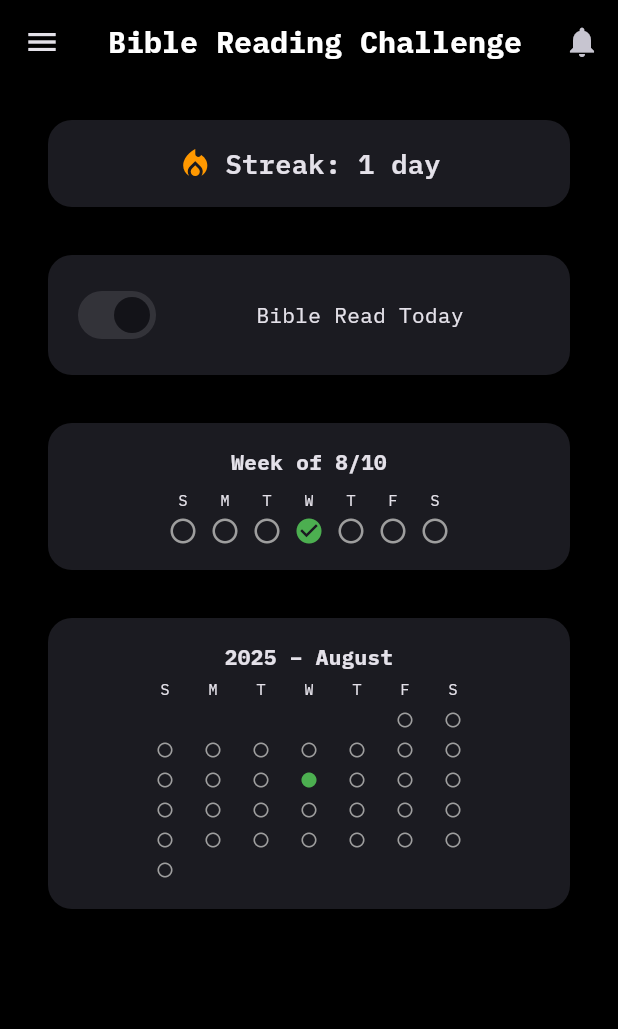
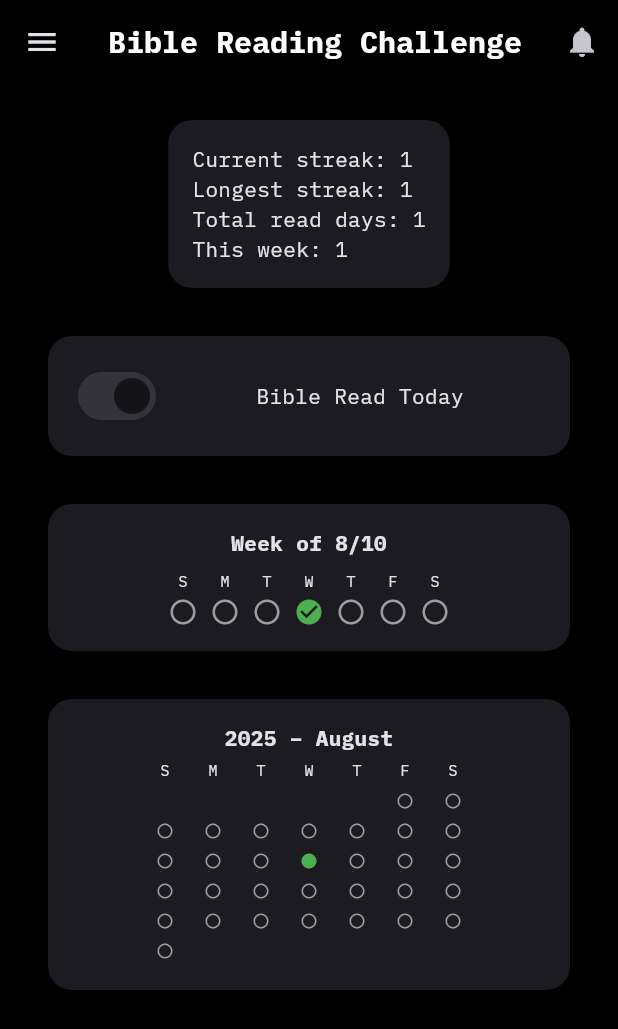
Before and after one commit to Shir0o/bible-read, a Flutter app: the HomePage screen opened directly, after a tap on "Bible Read Today", on a phone screen of 412 x 824 dp. Shown: the top 1029 px of the screen. Run offline on Flutter 3.47's test engine with Material 3 defaults, Android fonts, the light colour scheme and no system bars; our stand-ins replace cloud_firestore, cloud_functions, firebase_auth, firebase_core, firebase_crashlytics, firebase_messaging and 6 more; missing offline and left inert: firebase_app_check; accounts and stored records are empty.

Commit message:
Extract streak calendar widgets

```diff
--- a/lib/pages/home_page.dart
+++ b/lib/pages/home_page.dart
@@ -11,6 +11,9 @@ import '../widgets/common_styles.dart';
 import '../widgets/notification_button.dart';
 import '../widgets/read_switch_tile.dart';
 import '../widgets/menu_button.dart';
+import '../widgets/streak_stats_box.dart';
+import '../widgets/week_streak_calendar.dart';
+import '../widgets/month_streak_calendar.dart';
 import '../services/achievement_service.dart';
 import '../services/notification_service.dart';
 import '../models/achievement.dart';
@@ -30,7 +33,8 @@ class HomePage extends StatefulWidget {
   final Future<Map<String, dynamic>?> Function({
     required String dateKey,
     required String uid,
-  })? markFirstReader;
+  })?
+  markFirstReader;
 
   HomePage({
     super.key,
@@ -38,8 +42,8 @@ class HomePage extends StatefulWidget {
     FirebaseAuth? auth,
     this.functions,
     this.markFirstReader,
-  })  : firestore = firestore ?? FirebaseFirestore.instance,
-        auth = auth ?? FirebaseAuth.instance;
+  }) : firestore = firestore ?? FirebaseFirestore.instance,
+       auth = auth ?? FirebaseAuth.instance;
 
   @override
   State<HomePage> createState() => _HomePageState();
@@ -55,6 +59,8 @@ class _HomePageState extends State<HomePage>
   int _streak = 0;
   List<bool> _pastWeek = [];
   List<bool> _pastMonth = [];
+  int _longestStreak = 0;
+  int _totalReadDays = 0;
 
   @override
   void initState() {
@@ -127,10 +133,14 @@ class _HomePageState extends State<HomePage>
       }
 
       // Always load streak from summary doc (no fallback to recalc).
-      final summaryDoc =
-          await userDocRef.collection('summary').doc('data').get();
+      final summaryDoc = await userDocRef
+          .collection('summary')
+          .doc('data')
+          .get();
       final data = summaryDoc.data() ?? {};
       int streak = data['streak'] ?? 0;
+      int longestStreak = data['longestStreak'] ?? streak;
+      int totalReadDays = data['totalReadDays'] ?? 0;
 
       final weekDates = List<String>.from(data['pastWeekReadDates'] ?? []);
       final savedWeek = List<bool>.filled(7, false, growable: true);
@@ -175,6 +185,8 @@ class _HomePageState extends State<HomePage>
           _streak = streak;
           _pastWeek = savedWeek;
           _pastMonth = savedMonth;
+          _longestStreak = longestStreak;
+          _totalReadDays = totalReadDays;
         });
       }
     } catch (e, st) {
@@ -345,8 +357,8 @@ class _HomePageState extends State<HomePage>
           .collection('reading')
           .doc(dateKey)
           .set({
-        'read': true,
-      }, SetOptions(merge: true)); // Mark read in Firestore.
+            'read': true,
+          }, SetOptions(merge: true)); // Mark read in Firestore.
 
       // Update summary collection (lightweight update)
       await _updateSummaryWithToday();
@@ -392,8 +404,10 @@ class _HomePageState extends State<HomePage>
       final yesterdayDateKey =
           '${yesterday.year}-${yesterday.month}-${yesterday.day}';
 
-      final yesterdayDoc =
-          await userDocRef.collection('reading').doc(yesterdayDateKey).get();
+      final yesterdayDoc = await userDocRef
+          .collection('reading')
+          .doc(yesterdayDateKey)
+          .get();
 
       int streak = (data['streak'] is int) ? data['streak'] : 0;
       if (yesterdayDoc.exists && yesterdayDoc.data()?['read'] == true) {
@@ -425,8 +439,9 @@ class _HomePageState extends State<HomePage>
         }
       }
 
-      int totalReadDays =
-          (data['totalReadDays'] is int) ? data['totalReadDays'] : 0;
+      int totalReadDays = (data['totalReadDays'] is int)
+          ? data['totalReadDays']
+          : 0;
       totalReadDays += 1;
 
       await summaryDocRef.set({
@@ -637,21 +652,12 @@ class _HomePageState extends State<HomePage>
           ),
           child: Column(
             children: [
-              CommonStyles.buildCard(
-                child: Row(
-                  mainAxisAlignment: MainAxisAlignment.center,
-                  children: [
-                    const Icon(
-                      Icons.local_fire_department,
-                      color: Colors.orange,
-                    ),
-                    const SizedBox(width: 8),
-                    Text(
-                      "Streak: $_streak day${_streak == 1 ? '' : 's'}",
-                      style: AppTextStyles.subtitle,
-                    ),
-                  ],
-                ),
+              StreakStatsBox(
+                currentStreak: _streak,
+                longestStreak: _longestStreak,
+                totalReadDays: _totalReadDays,
+                periodCount: _pastWeek.where((b) => b).length,
+                periodLabel: 'This week',
               ),
               const SizedBox(height: 16),
               CommonStyles.buildCard(
@@ -666,123 +672,16 @@ class _HomePageState extends State<HomePage>
                       )
                     : ReadSwitchTile(
                         value: _readToday,
-                        onChanged:
-                            _readToday ? null : (value) => _toggleReadStatus(),
+                        onChanged: _readToday
+                            ? null
+                            : (value) => _toggleReadStatus(),
                         label: 'Bible Read Today',
                       ),
               ),
               const SizedBox(height: 16),
-              CommonStyles.buildCard(
-                child: Column(
-                  mainAxisSize: MainAxisSize.min,
-                  children: [
-                    Builder(
-                      builder: (context) {
-                        final now = DateTime.now();
-                        final sunday = now.subtract(
-                          Duration(days: now.weekday % 7),
-                        );
-                        final weekOf = '${sunday.month}/${sunday.day}';
-                        const days = ['S', 'M', 'T', 'W', 'T', 'F', 'S'];
-
-                        return Column(
-                          children: [
-                            Text(
-                              'Week of $weekOf',
-                              style: AppTextStyles.body.copyWith(
-                                fontWeight: FontWeight.bold,
-                              ),
-                            ),
-                            const SizedBox(height: 8),
-                            Row(
-                              mainAxisAlignment: MainAxisAlignment.center,
-                              children: List.generate(7, (i) {
-                                final weekData = _pastWeek.length == 7
-                                    ? _pastWeek
-                                    : List<bool>.generate(
-                                        7,
-                                        (i) => i < _pastWeek.length
-                                            ? _pastWeek[i]
-                                            : false,
-                                      );
-                                return Padding(
-                                  padding: const EdgeInsets.symmetric(
-                                    horizontal: 4,
-                                  ),
-                                  child: Column(
-                                    children: [
-                                      Text(
-                                        days[i],
-                                        style: AppTextStyles.body.copyWith(
-                                          fontSize: 10,
-                                        ),
-                                      ),
-                                      const SizedBox(height: 4),
-                                      Icon(
-                                        weekData[i]
-                                            ? Icons.check_circle
-                                            : Icons.radio_button_unchecked,
-                                        color: weekData[i]
-                                            ? Colors.green
-                                            : Colors.grey,
-                                        size: 20,
-                                      ),
-                                    ],
-                                  ),
-                                );
-                              }),
-                            ),
-                          ],
-                        );
-                      },
-                    ),
-                  ],
-                ),
-              ),
+              WeekStreakCalendar(readDates: _weekReadDates()),
               const SizedBox(height: 16),
-              CommonStyles.buildCard(
-                child: Column(
-                  mainAxisSize: MainAxisSize.min,
-                  children: [
-                    Text(
-                      "${DateTime.now().year} – ${_monthName(DateTime.now().month)}",
-                      style: AppTextStyles.body.copyWith(
-                        fontWeight: FontWeight.bold,
-                      ),
-                    ),
-                    Row(
-                      mainAxisAlignment: MainAxisAlignment.center,
-                      children: [
-                        Table(
-                          defaultColumnWidth: const FixedColumnWidth(32),
-                          children: [
-                            TableRow(
-                              children: ['S', 'M', 'T', 'W', 'T', 'F', 'S']
-                                  .map(
-                                    (d) => Padding(
-                                      padding: const EdgeInsets.symmetric(
-                                        vertical: 4,
-                                      ),
-                                      child: Center(
-                                        child: Text(
-                                          d,
-                                          style: AppTextStyles.body.copyWith(
-                                            fontSize: 10,
-                                          ),
-                                        ),
-                                      ),
-                                    ),
-                                  )
-                                  .toList(),
-                            ),
-                            ..._buildMonthCalendar(),
-                          ],
-                        ),
-                      ],
-                    ),
-                  ],
-                ),
-              ),
+              MonthStreakCalendar(readDates: _monthReadDates()),
             ],
           ),
         ),
@@ -790,62 +689,28 @@ class _HomePageState extends State<HomePage>
     );
   }
 
-  /// Builds calendar rows for the current month based on `_pastMonth` data.
-  List<TableRow> _buildMonthCalendar() {
+  Set<DateTime> _weekReadDates() {
     final now = DateTime.now();
-    final firstDay = DateTime(now.year, now.month, 1);
-    final totalDays = DateTime(now.year, now.month + 1, 0).day;
-    final weekdayOffset = firstDay.weekday % 7;
-
-    final rows = <TableRow>[];
-    List<Widget> currentRow = List.filled(7, const SizedBox.shrink());
-
-    for (int i = 0; i < weekdayOffset; i++) {
-      currentRow[i] = const SizedBox.shrink();
+    final sunday = now.subtract(Duration(days: now.weekday % 7));
+    final dates = <DateTime>{};
+    for (int i = 0; i < _pastWeek.length; i++) {
+      if (_pastWeek[i]) {
+        final date = sunday.add(Duration(days: i));
+        dates.add(DateTime(date.year, date.month, date.day));
+      }
     }
-
-    for (int day = 1; day <= totalDays; day++) {
-      int index = weekdayOffset + day - 1;
-      int weekRow = index ~/ 7;
-      int weekdayIndex = index % 7;
-
-      if (rows.length <= weekRow) {
-        rows.add(TableRow(children: List.filled(7, const SizedBox.shrink())));
-      }
-
-      final filled = _pastMonth.length >= day && _pastMonth[day - 1];
-      rows[weekRow].children[weekdayIndex] = Center(
-        child: Padding(
-          padding: const EdgeInsets.symmetric(vertical: 4),
-          child: Icon(
-            filled ? Icons.circle : Icons.circle_outlined,
-            size: 12,
-            color: filled ? Colors.green : Colors.grey,
-          ),
-        ),
-      );
-    }
-
-    return rows;
+    return dates;
   }
 
-  /// Returns a month name for the given [month] number.
-  String _monthName(int month) {
-    const months = [
-      'January',
-      'February',
-      'March',
-      'April',
-      'May',
-      'June',
-      'July',
-      'August',
-      'September',
-      'October',
-      'November',
-      'December',
-    ];
-    return months[month - 1];
+  Set<DateTime> _monthReadDates() {
+    final now = DateTime.now();
+    final dates = <DateTime>{};
+    for (int i = 0; i < _pastMonth.length; i++) {
+      if (_pastMonth[i]) {
+        dates.add(DateTime(now.year, now.month, i + 1));
+      }
+    }
+    return dates;
   }
 
   @override
--- /dev/null
+++ b/lib/widgets/month_streak_calendar.dart
@@ -0,0 +1,110 @@
+import 'package:flutter/material.dart';
+
+import '../theme/app_theme.dart';
+import 'common_styles.dart';
+
+/// Displays a month streak calendar for the current month.
+class MonthStreakCalendar extends StatelessWidget {
+  /// Set of dates the user has read.
+  final Set<DateTime> readDates;
+
+  const MonthStreakCalendar({super.key, required this.readDates});
+
+  bool _isSameDay(DateTime a, DateTime b) =>
+      a.year == b.year && a.month == b.month && a.day == b.day;
+
+  String _monthName(int month) {
+    const months = [
+      'January',
+      'February',
+      'March',
+      'April',
+      'May',
+      'June',
+      'July',
+      'August',
+      'September',
+      'October',
+      'November',
+      'December',
+    ];
+    return months[month - 1];
+  }
+
+  List<TableRow> _buildRows(DateTime now) {
+    final firstDay = DateTime(now.year, now.month, 1);
+    final totalDays = DateTime(now.year, now.month + 1, 0).day;
+    final weekdayOffset = firstDay.weekday % 7;
+
+    final rows = <TableRow>[];
+    for (int i = 0; i < ((totalDays + weekdayOffset + 6) / 7).floor(); i++) {
+      rows.add(TableRow(children: List.filled(7, const SizedBox.shrink())));
+    }
+
+    for (int day = 1; day <= totalDays; day++) {
+      final date = DateTime(now.year, now.month, day);
+      final filled = readDates.any((d) => _isSameDay(d, date));
+      final index = weekdayOffset + day - 1;
+      final weekRow = index ~/ 7;
+      final weekdayIndex = index % 7;
+      rows[weekRow].children[weekdayIndex] = Center(
+        child: Padding(
+          padding: const EdgeInsets.symmetric(vertical: 4),
+          child: Icon(
+            filled ? Icons.circle : Icons.circle_outlined,
+            size: 12,
+            color: filled ? Colors.green : Colors.grey,
+          ),
+        ),
+      );
+    }
+
+    return rows;
+  }
+
+  @override
+  Widget build(BuildContext context) {
+    final now = DateTime.now();
+    final monthLabel = '${now.year} – ${_monthName(now.month)}';
+
+    return CommonStyles.buildCard(
+      child: Column(
+        mainAxisSize: MainAxisSize.min,
+        children: [
+          Text(
+            monthLabel,
+            style: AppTextStyles.body.copyWith(fontWeight: FontWeight.bold),
+          ),
+          Row(
+            mainAxisAlignment: MainAxisAlignment.center,
+            children: [
+              Table(
+                defaultColumnWidth: const FixedColumnWidth(32),
+                children: [
+                  TableRow(
+                    children: ['S', 'M', 'T', 'W', 'T', 'F', 'S']
+                        .map(
+                          (d) => Padding(
+                            padding: const EdgeInsets.symmetric(vertical: 4),
+                            child: Center(
+                              child: Text(
+                                d,
+                                style: AppTextStyles.body.copyWith(
+                                  fontSize: 10,
+                                ),
+                              ),
+                            ),
+                          ),
+                        )
+                        .toList(),
+                  ),
+                  ..._buildRows(now),
+                ],
+              ),
+            ],
+          ),
+        ],
+      ),
+    );
+  }
+}
--- /dev/null
+++ b/lib/widgets/week_streak_calendar.dart
@@ -0,0 +1,62 @@
+import 'package:flutter/material.dart';
+
+import '../theme/app_theme.dart';
+import 'common_styles.dart';
+
+/// Displays a week streak calendar for the current week.
+class WeekStreakCalendar extends StatelessWidget {
+  /// Set of dates the user has read.
+  final Set<DateTime> readDates;
+
+  const WeekStreakCalendar({super.key, required this.readDates});
+
+  bool _isSameDay(DateTime a, DateTime b) =>
+      a.year == b.year && a.month == b.month && a.day == b.day;
+
+  @override
+  Widget build(BuildContext context) {
+    final now = DateTime.now();
+    final sunday = now.subtract(Duration(days: now.weekday % 7));
+    final weekOf = '${sunday.month}/${sunday.day}';
+    const days = ['S', 'M', 'T', 'W', 'T', 'F', 'S'];
+
+    return CommonStyles.buildCard(
+      child: Column(
+        mainAxisSize: MainAxisSize.min,
+        children: [
+          Text(
+            'Week of $weekOf',
+            style: AppTextStyles.body.copyWith(fontWeight: FontWeight.bold),
+          ),
+          const SizedBox(height: 8),
+          Row(
+            mainAxisAlignment: MainAxisAlignment.center,
+            children: List.generate(7, (i) {
+              final date = sunday.add(Duration(days: i));
+              final filled = readDates.any((d) => _isSameDay(d, date));
+              return Padding(
+                padding: const EdgeInsets.symmetric(horizontal: 4),
+                child: Column(
+                  children: [
+                    Text(
+                      days[i],
+                      style: AppTextStyles.body.copyWith(fontSize: 10),
+                    ),
+                    const SizedBox(height: 4),
+                    Icon(
+                      filled
+                          ? Icons.check_circle
+                          : Icons.radio_button_unchecked,
+                      color: filled ? Colors.green : Colors.grey,
+                      size: 20,
+                    ),
+                  ],
+                ),
+              );
+            }),
+          ),
+        ],
+      ),
+    );
+  }
+}
```
